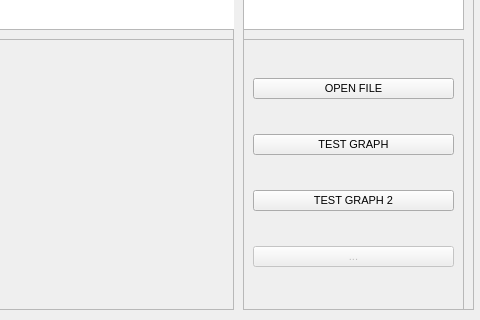
First picture: the form in PIG_Tracker.ui, repository Ponti23/tracker_project, before the edit; both pictures show x 737 to 1217 and y 481 to 801 of the 1217 by 801 pixel window.
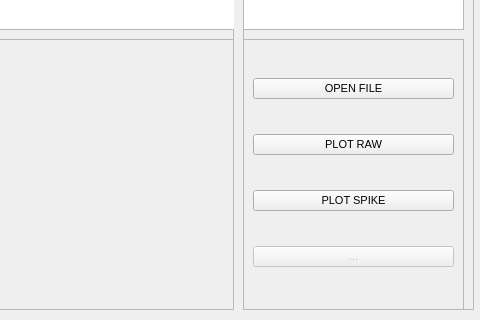
Second picture: the form after the edit.

```diff
--- a/PIG_Tracker.ui
+++ b/PIG_Tracker.ui
@@ -185,7 +185,7 @@
          </font>
         </property>
         <property name="text">
-         <string>TEST GRAPH</string>
+         <string>PLOT RAW</string>
         </property>
        </widget>
       </item>
@@ -202,7 +202,7 @@
          </font>
         </property>
         <property name="text">
-         <string>TEST GRAPH 2</string>
+         <string>PLOT SPIKE</string>
         </property>
        </widget>
       </item>
```
Left out of the diff: 12 changed lines with no effect on the pictures.
